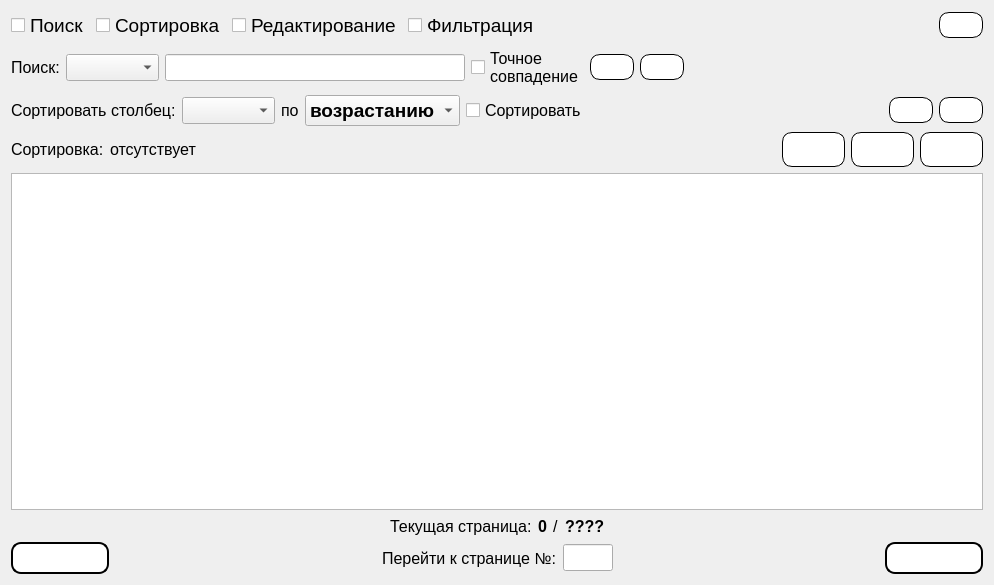
Qt form Gui/TabWidgets/Admin/credits.ui (MyEdit/Casino_Client) before a commit.
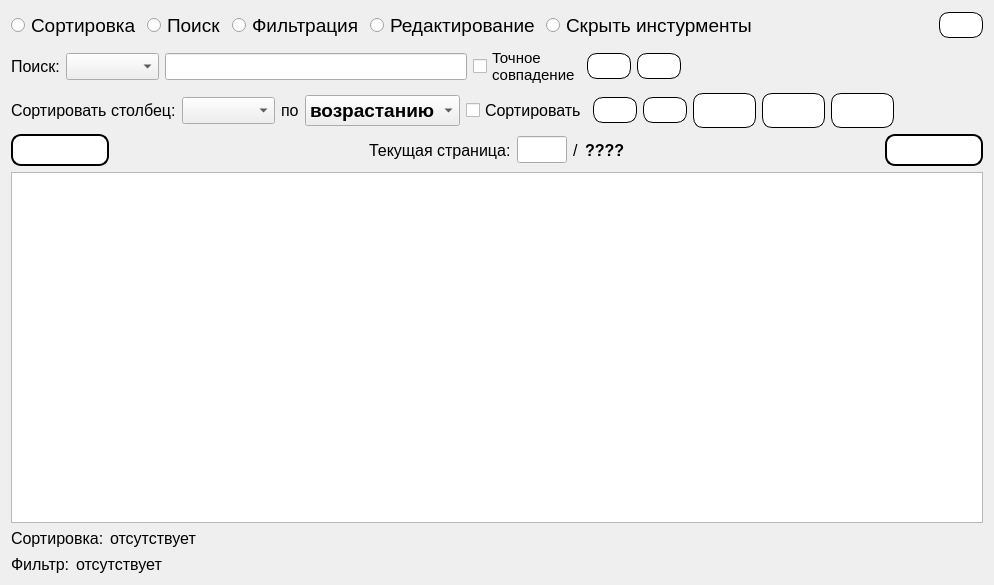
The same form after that commit. Icons and pictures are not drawn.

```diff
--- a/Gui/TabWidgets/Admin/credits.ui
+++ b/Gui/TabWidgets/Admin/credits.ui
@@ -17,20 +17,7 @@
    <item>
     <layout class="QHBoxLayout" name="horizontalLayout_2">
      <item>
-      <widget class="QCheckBox" name="checkBox_Search">
-       <property name="font">
-        <font>
-         <family>Segoe UI</family>
-         <pointsize>14</pointsize>
-        </font>
-       </property>
-       <property name="text">
-        <string>Поиск</string>
-       </property>
-      </widget>
-     </item>
-     <item>
-      <widget class="QCheckBox" name="checkBox_Sorting">
+      <widget class="QRadioButton" name="radioButton_Sorting">
        <property name="font">
         <font>
          <family>Segoe UI</family>
@@ -43,7 +30,7 @@
       </widget>
      </item>
      <item>
-      <widget class="QCheckBox" name="checkBox_Editing">
+      <widget class="QRadioButton" name="radioButton_Search">
        <property name="font">
         <font>
          <family>Segoe UI</family>
@@ -51,12 +38,12 @@
         </font>
        </property>
        <property name="text">
-        <string>Редактирование</string>
+        <string>Поиск</string>
        </property>
       </widget>
      </item>
      <item>
-      <widget class="QCheckBox" name="checkBox_Filtr">
+      <widget class="QRadioButton" name="radioButton_Filtr">
        <property name="font">
         <font>
          <family>Segoe UI</family>
@@ -68,6 +55,32 @@
        </property>
       </widget>
      </item>
+     <item>
+      <widget class="QRadioButton" name="radioButton_Editing">
+       <property name="font">
+        <font>
+         <family>Segoe UI</family>
+         <pointsize>14</pointsize>
+        </font>
+       </property>
+       <property name="text">
+        <string>Редактирование</string>
+       </property>
+      </widget>
+     </item>
+     <item>
+      <widget class="QRadioButton" name="radioButton">
+       <property name="font">
+        <font>
+         <family>Segoe UI</family>
+         <pointsize>14</pointsize>
+        </font>
+       </property>
+       <property name="text">
+        <string>Скрыть инстурменты</string>
+       </property>
+      </widget>
+     </item>
      <item>
       <spacer name="horizontalSpacer_2">
        <property name="orientation">
@@ -160,7 +173,7 @@
        <property name="font">
         <font>
          <family>Segoe UI</family>
-         <pointsize>12</pointsize>
+         <pointsize>11</pointsize>
         </font>
        </property>
        <property name="text">
@@ -341,19 +354,6 @@
        </property>
       </widget>
      </item>
-     <item>
-      <spacer name="horizontalSpacer_13">
-       <property name="orientation">
-        <enum>Qt::Horizontal</enum>
-       </property>
-       <property name="sizeHint" stdset="0">
-        <size>
-         <width>0</width>
-         <height>0</height>
-        </size>
-       </property>
-      </spacer>
-     </item>
      <item>
       <widget class="QPushButton" name="addFilter">
        <property name="styleSheet">
@@ -383,8 +383,8 @@
        </property>
        <property name="iconSize">
         <size>
-         <width>24</width>
-         <height>24</height>
+         <width>32</width>
+         <height>32</height>
         </size>
        </property>
       </widget>
@@ -418,66 +418,11 @@
        </property>
        <property name="iconSize">
         <size>
-         <width>24</width>
-         <height>24</height>
+         <width>32</width>
+         <height>32</height>
         </size>
        </property>
       </widget>
-     </item>
-    </layout>
-   </item>
-   <item>
-    <layout class="QHBoxLayout" name="horizontalLayout">
-     <item>
-      <widget class="QLabel" name="label_7">
-       <property name="sizePolicy">
-        <sizepolicy hsizetype="Fixed" vsizetype="Preferred">
-         <horstretch>0</horstretch>
-         <verstretch>0</verstretch>
-        </sizepolicy>
-       </property>
-       <property name="font">
-        <font>
-         <family>Segoe UI</family>
-         <pointsize>12</pointsize>
-        </font>
-       </property>
-       <property name="text">
-        <string>Сортировка:</string>
-       </property>
-      </widget>
-     </item>
-     <item>
-      <widget class="QLabel" name="labelWhatKindSorting">
-       <property name="sizePolicy">
-        <sizepolicy hsizetype="Fixed" vsizetype="Preferred">
-         <horstretch>0</horstretch>
-         <verstretch>0</verstretch>
-        </sizepolicy>
-       </property>
-       <property name="font">
-        <font>
-         <family>Segoe UI</family>
-         <pointsize>12</pointsize>
-        </font>
-       </property>
-       <property name="text">
-        <string>отсутствует</string>
-       </property>
-      </widget>
-     </item>
-     <item>
-      <spacer name="horizontalSpacer">
-       <property name="orientation">
-        <enum>Qt::Horizontal</enum>
-       </property>
-       <property name="sizeHint" stdset="0">
-        <size>
-         <width>0</width>
-         <height>0</height>
-        </size>
-       </property>
-      </spacer>
      </item>
      <item>
       <widget class="QPushButton" name="addCredit">
@@ -602,98 +547,15 @@
        </property>
       </widget>
      </item>
-    </layout>
-   </item>
-   <item>
-    <widget class="QTableView" name="tableView">
-     <property name="font">
-      <font>
-       <family>Segoe UI</family>
-       <pointsize>10</pointsize>
-      </font>
-     </property>
-    </widget>
-   </item>
-   <item>
-    <layout class="QHBoxLayout" name="horizontalLayout_6">
      <item>
-      <spacer name="horizontalSpacer_9">
+      <spacer name="horizontalSpacer_13">
        <property name="orientation">
         <enum>Qt::Horizontal</enum>
        </property>
        <property name="sizeHint" stdset="0">
         <size>
-         <width>40</width>
-         <height>20</height>
-        </size>
-       </property>
-      </spacer>
-     </item>
-     <item>
-      <widget class="QLabel" name="label_4">
-       <property name="font">
-        <font>
-         <family>Segoe UI</family>
-         <pointsize>12</pointsize>
-        </font>
-       </property>
-       <property name="text">
-        <string>Текущая страница:</string>
-       </property>
-      </widget>
-     </item>
-     <item>
-      <widget class="QLabel" name="labelCurrentPage">
-       <property name="font">
-        <font>
-         <family>Segoe UI</family>
-         <pointsize>12</pointsize>
-         <weight>75</weight>
-         <bold>true</bold>
-        </font>
-       </property>
-       <property name="text">
-        <string>0</string>
-       </property>
-      </widget>
-     </item>
-     <item>
-      <widget class="QLabel" name="label_5">
-       <property name="font">
-        <font>
-         <family>Segoe UI</family>
-         <pointsize>12</pointsize>
-        </font>
-       </property>
-       <property name="text">
-        <string>/</string>
-       </property>
-      </widget>
-     </item>
-     <item>
-      <widget class="QLabel" name="labelMaxPage">
-       <property name="font">
-        <font>
-         <family>Segoe UI</family>
-         <pointsize>12</pointsize>
-         <weight>75</weight>
-         <bold>true</bold>
-        </font>
-       </property>
-       <property name="text">
-        <string>????</string>
-       </property>
-      </widget>
-     </item>
-     <item>
-      <spacer name="horizontalSpacer_10">
-       <property name="orientation">
-        <enum>Qt::Horizontal</enum>
-       </property>
-       <property name="sizeHint" stdset="0">
-        <size>
-         <width>40</width>
-         <height>20</height>
+         <width>0</width>
+         <height>0</height>
         </size>
        </property>
       </spacer>
@@ -757,7 +619,7 @@
       </spacer>
      </item>
      <item>
-      <widget class="QLabel" name="label_6">
+      <widget class="QLabel" name="label_4">
        <property name="font">
         <font>
          <family>Segoe UI</family>
@@ -765,7 +627,7 @@
         </font>
        </property>
        <property name="text">
-        <string>Перейти к странице №:</string>
+        <string>Текущая страница:</string>
        </property>
       </widget>
      </item>
@@ -781,7 +643,40 @@
         <font>
          <family>Segoe UI</family>
          <pointsize>12</pointsize>
+         <weight>75</weight>
+         <bold>true</bold>
         </font>
+       </property>
+       <property name="alignment">
+        <set>Qt::AlignRight|Qt::AlignTrailing|Qt::AlignVCenter</set>
+       </property>
+      </widget>
+     </item>
+     <item>
+      <widget class="QLabel" name="label_5">
+       <property name="font">
+        <font>
+         <family>Segoe UI</family>
+         <pointsize>12</pointsize>
+        </font>
+       </property>
+       <property name="text">
+        <string>/</string>
+       </property>
+      </widget>
+     </item>
+     <item>
+      <widget class="QLabel" name="labelMaxPage">
+       <property name="font">
+        <font>
+         <family>Segoe UI</family>
+         <pointsize>12</pointsize>
+         <weight>75</weight>
+         <bold>true</bold>
+        </font>
+       </property>
+       <property name="text">
+        <string>????</string>
        </property>
       </widget>
      </item>
@@ -841,6 +736,114 @@
      </item>
     </layout>
    </item>
+   <item>
+    <widget class="QTableView" name="tableView">
+     <property name="font">
+      <font>
+       <family>Segoe UI</family>
+       <pointsize>10</pointsize>
+      </font>
+     </property>
+    </widget>
+   </item>
+   <item>
+    <layout class="QHBoxLayout" name="horizontalLayout">
+     <item>
+      <widget class="QLabel" name="label_7">
+       <property name="sizePolicy">
+        <sizepolicy hsizetype="Fixed" vsizetype="Preferred">
+         <horstretch>0</horstretch>
+         <verstretch>0</verstretch>
+        </sizepolicy>
+       </property>
+       <property name="font">
+        <font>
+         <family>Segoe UI</family>
+         <pointsize>12</pointsize>
+        </font>
+       </property>
+       <property name="text">
+        <string>Сортировка:</string>
+       </property>
+      </widget>
+     </item>
+     <item>
+      <widget class="QLabel" name="labelWhatKindSorting">
+       <property name="sizePolicy">
+        <sizepolicy hsizetype="Fixed" vsizetype="Preferred">
+         <horstretch>0</horstretch>
+         <verstretch>0</verstretch>
+        </sizepolicy>
+       </property>
+       <property name="font">
+        <font>
+         <family>Segoe UI</family>
+         <pointsize>12</pointsize>
+        </font>
+       </property>
+       <property name="text">
+        <string>отсутствует</string>
+       </property>
+      </widget>
+     </item>
+     <item>
+      <spacer name="horizontalSpacer">
+       <property name="orientation">
+        <enum>Qt::Horizontal</enum>
+       </property>
+       <property name="sizeHint" stdset="0">
+        <size>
+         <width>0</width>
+         <height>0</height>
+        </size>
+       </property>
+      </spacer>
+     </item>
+    </layout>
+   </item>
+   <item>
+    <layout class="QHBoxLayout" name="horizontalLayout_3">
+     <item>
+      <widget class="QLabel" name="label_9">
+       <property name="font">
+        <font>
+         <family>Segoe UI</family>
+         <pointsize>12</pointsize>
+        </font>
+       </property>
+       <property name="text">
+        <string>Фильтр:</string>
+       </property>
+      </widget>
+     </item>
+     <item>
+      <widget class="QLabel" name="labelWhatKindFilter">
+       <property name="font">
+        <font>
+         <family>Segoe UI</family>
+         <pointsize>12</pointsize>
+        </font>
+       </property>
+       <property name="text">
+        <string>отсутствует</string>
+       </property>
+      </widget>
+     </item>
+     <item>
+      <spacer name="horizontalSpacer_3">
+       <property name="orientation">
+        <enum>Qt::Horizontal</enum>
+       </property>
+       <property name="sizeHint" stdset="0">
+        <size>
+         <width>40</width>
+         <height>20</height>
+        </size>
+       </property>
+      </spacer>
+     </item>
+    </layout>
+   </item>
   </layout>
  </widget>
  <resources>
```
Left out of the diff: 2 changed lines with no effect on the pictures.
